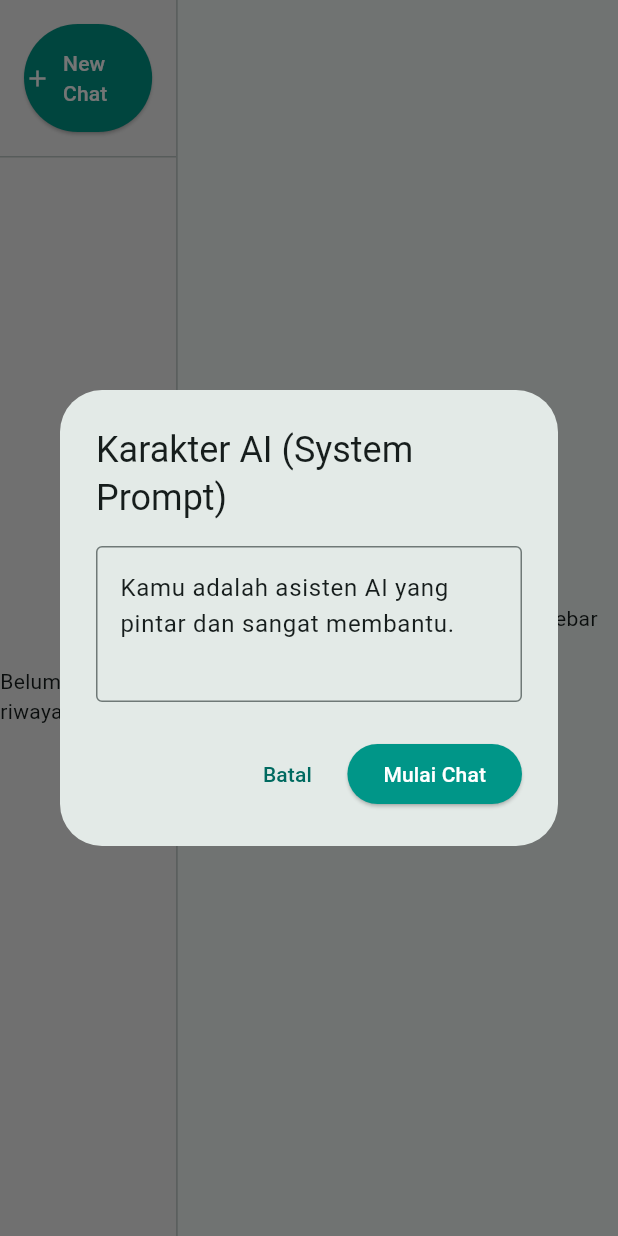
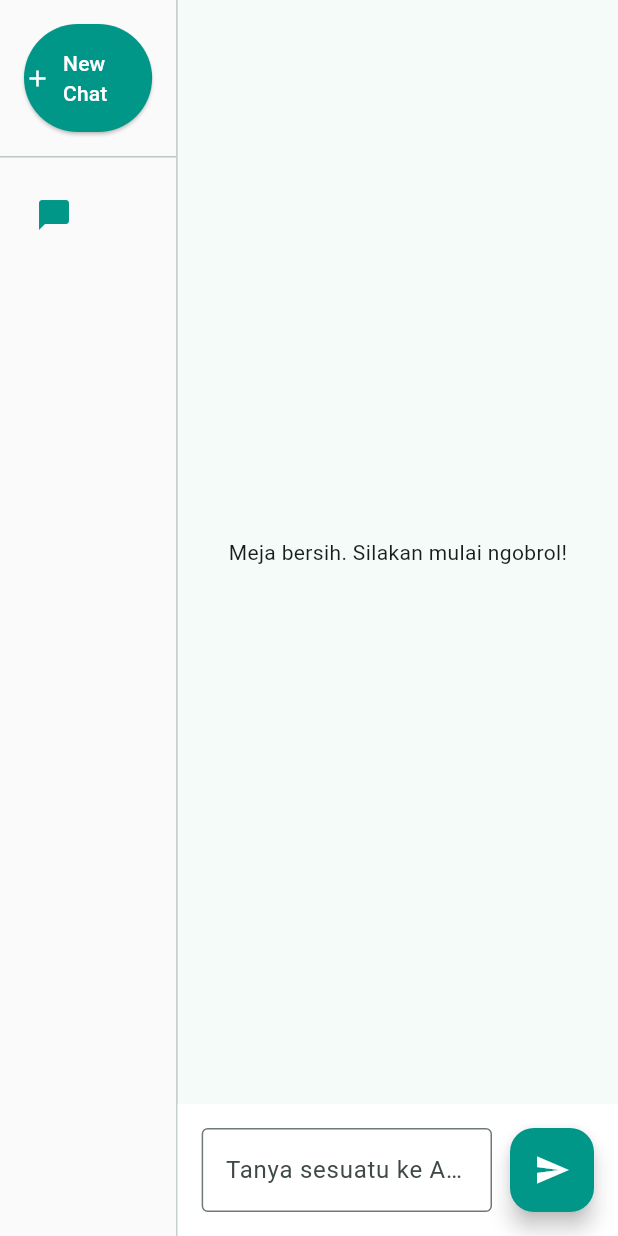
Before and after one commit to Mahdanaa/Local_Mind, a Flutter app: the screen it shows after launch, after a tap on "New Chat", on a phone screen of 412 x 824 dp. Run offline on Flutter 3.47's test engine with Material 3 defaults, Android fonts, the phone set to English and light mode, and no system bars; our stand-ins replace flutter_bloc, flutter_markdown, sqflite_common_ffi; accounts and stored records are empty.

Commit message:
style: add active session indicator to sidebar

```diff
--- a/lib/presentation/screens/home_chat_screen.dart
+++ b/lib/presentation/screens/home_chat_screen.dart
@@ -18,8 +18,6 @@ class HomeChatScreen extends StatefulWidget {
 class _HomeChatScreenState extends State<HomeChatScreen> {
   final TextEditingController _textController = TextEditingController();
   final String _currentModel = 'qwen2.5:0.5b';
-
-  // Sekarang ID Sesi bisa berubah-ubah, jadi kita pakai null di awal
   String? _currentSessionId;
 
   @override
@@ -33,13 +31,15 @@ class _HomeChatScreenState extends State<HomeChatScreen> {
           Expanded(
             flex: 2,
             child: Container(
-              color: Colors.grey[100],
+              color: Colors
+                  .grey[50], // Diperlembut warnanya biar blok teal-nya kontras
               child: SidebarHistory(
+                currentSessionId:
+                    _currentSessionId, // ✅ SEKARANG DIKIRIM KE SIDEBAR
                 onSessionSelected: (String sessionId) {
                   setState(() {
-                    _currentSessionId = sessionId; // Update meja aktif
+                    _currentSessionId = sessionId;
                   });
-                  // Suruh manajer ambil riwayat chat di meja ini
                   context.read<ChatBloc>().add(LoadChatHistory(sessionId));
                 },
               ),
@@ -53,7 +53,6 @@ class _HomeChatScreenState extends State<HomeChatScreen> {
           // ==========================
           Expanded(
             flex: 5,
-            // Kalau belum milih room chat, sembunyikan area chat-nya
             child: _currentSessionId == null
                 ? const Center(
                     child: Text('👈 Pilih atau buat obrolan baru di sidebar'),
@@ -138,11 +137,9 @@ class _HomeChatScreenState extends State<HomeChatScreen> {
                             // 3. TOMBOL DINAMIS (Bisa Kirim, Bisa Stop)
                             BlocBuilder<ChatBloc, ChatState>(
                               builder: (context, state) {
-                                // Cek apakah AI lagi ngetik?
                                 bool isStreaming = state is ChatStreaming;
 
                                 return FloatingActionButton(
-                                  // Kalau lagi ngetik, tombol ini jadi rem. Kalau nggak, jadi pengirim pesan.
                                   onPressed: isStreaming
                                       ? () => context.read<ChatBloc>().add(
                                           StopGenerationEvent(),
@@ -173,6 +170,7 @@ class _HomeChatScreenState extends State<HomeChatScreen> {
     if (_textController.text.trim().isEmpty || _currentSessionId == null) {
       return;
     }
+
     context.read<ChatBloc>().add(
       SendMessageEvent(
         text: _textController.text,
@@ -181,9 +179,7 @@ class _HomeChatScreenState extends State<HomeChatScreen> {
       ),
     );
 
-    // ✅ SURUH RESEPSIONIS REFRESH SIDEBAR SETELAH KIRIM PESAN
     context.read<SessionBloc>().add(LoadAllSessions());
-
     _textController.clear();
   }
 }
--- a/lib/presentation/widgets/sidebar_history.dart
+++ b/lib/presentation/widgets/sidebar_history.dart
@@ -5,21 +5,40 @@ import '../../business_logic/session_bloc/session_event.dart';
 import '../../business_logic/session_bloc/session_state.dart';
 
 class SidebarHistory extends StatelessWidget {
+  final String? currentSessionId; // ✅ MODIFIKASI: Tahu meja mana yang aktif
   final Function(String) onSessionSelected;
 
-  const SidebarHistory({super.key, required this.onSessionSelected});
+  const SidebarHistory({
+    super.key,
+    required this.currentSessionId, // ✅ Wajib diisi dari layar utama
+    required this.onSessionSelected,
+  });
 
   @override
   Widget build(BuildContext context) {
     return Column(
       children: [
-        // 1. Tombol Bikin Chat Baru (Sekarang Nampilin Popup)
+        // 1. Tombol Bikin Chat Baru
         Container(
           padding: const EdgeInsets.all(16),
           width: double.infinity,
           child: ElevatedButton.icon(
-            onPressed: () =>
-                _showSystemPromptDialog(context), // Panggil fungsi popup
+            onPressed: () {
+              context.read<SessionBloc>().add(
+                CreateNewSession(
+                  title: 'Obrolan Baru',
+                  systemPrompt:
+                      'Kamu adalah asisten AI yang pintar dan sangat membantu.',
+                ),
+              );
+
+              Future.delayed(const Duration(milliseconds: 200), () {
+                final state = context.read<SessionBloc>().state;
+                if (state is SessionLoaded && state.sessions.isNotEmpty) {
+                  onSessionSelected(state.sessions.first.id);
+                }
+              });
+            },
             icon: const Icon(Icons.add),
             label: const Text('New Chat'),
             style: ElevatedButton.styleFrom(
@@ -44,17 +63,51 @@ class SidebarHistory extends StatelessWidget {
                 }
 
                 return ListView.builder(
+                  padding: const EdgeInsets.symmetric(
+                    horizontal: 8,
+                    vertical: 8,
+                  ),
                   itemCount: state.sessions.length,
                   itemBuilder: (context, index) {
                     final session = state.sessions[index];
-                    return ListTile(
-                      leading: const Icon(Icons.chat_bubble_outline),
-                      title: Text(
-                        session.title,
-                        maxLines: 1,
-                        overflow: TextOverflow.ellipsis,
+
+                    // ✅ MODIFIKASI LOGIKA: Cek apakah item ini yang lagi dipilih?
+                    final bool isSelected = session.id == currentSessionId;
+
+                    return Padding(
+                      padding: const EdgeInsets.symmetric(vertical: 2.0),
+                      child: ListTile(
+                        // Kasih background warna blok teal tipis kalau dipilih
+                        tileColor: isSelected
+                            ? Colors.teal.withOpacity(0.12)
+                            : null,
+                        // Bikin sudut blok-nya agak melengkung biar aesthetic mirip Notion/ChatGPT
+                        shape: RoundedRectangleBorder(
+                          borderRadius: BorderRadius.circular(8),
+                        ),
+                        // Icon-nya ikutan berubah warna dan bentuk
+                        leading: Icon(
+                          isSelected
+                              ? Icons.chat_bubble
+                              : Icons.chat_bubble_outline,
+                          color: isSelected ? Colors.teal : Colors.grey[600],
+                        ),
+                        // Judul teksnya ditebalkan kalau aktif
+                        title: Text(
+                          session.title,
+                          maxLines: 1,
+                          overflow: TextOverflow.ellipsis,
+                          style: TextStyle(
+                            fontWeight: isSelected
+                                ? FontWeight.bold
+                                : FontWeight.normal,
+                            color: isSelected
+                                ? Colors.teal[800]
+                                : Colors.black87,
+                          ),
+                        ),
+                        onTap: () => onSessionSelected(session.id),
                       ),
-                      onTap: () => onSessionSelected(session.id),
                     );
                   },
                 );
@@ -69,55 +122,4 @@ class SidebarHistory extends StatelessWidget {
       ],
     );
   }
-
-  // ==========================================
-  // FUNGSI POPUP BUKU KARAKTER
-  // ==========================================
-  void _showSystemPromptDialog(BuildContext context) {
-    final TextEditingController promptController = TextEditingController();
-
-    // Nilai default biar user nggak wajib ngisi
-    promptController.text =
-        'Kamu adalah asisten AI yang pintar dan sangat membantu.';
-
-    showDialog(
-      context: context,
-      builder: (dialogContext) {
-        return AlertDialog(
-          title: const Text('Karakter AI (System Prompt)'),
-          content: TextField(
-            controller: promptController,
-            maxLines: 3,
-            decoration: const InputDecoration(
-              hintText: 'Misal: Jawablah dengan gaya anak Jaksel...',
-              border: OutlineInputBorder(),
-            ),
-          ),
-          actions: [
-            TextButton(
-              onPressed: () => Navigator.pop(dialogContext), // Batal
-              child: const Text('Batal'),
-            ),
-            ElevatedButton(
-              onPressed: () {
-                // Suruh resepsionis bikin sesi baru dengan karakter ini
-                context.read<SessionBloc>().add(
-                  CreateNewSession(
-                    title: 'Obrolan Baru',
-                    systemPrompt: promptController.text,
-                  ),
-                );
-                Navigator.pop(dialogContext); // Tutup popup
-              },
-              style: ElevatedButton.styleFrom(
-                backgroundColor: Colors.teal,
-                foregroundColor: Colors.white,
-              ),
-              child: const Text('Mulai Chat'), // INI DIA YANG TADI HILANG SOB!
-            ),
-          ],
-        );
-      },
-    );
-  }
 }
```
